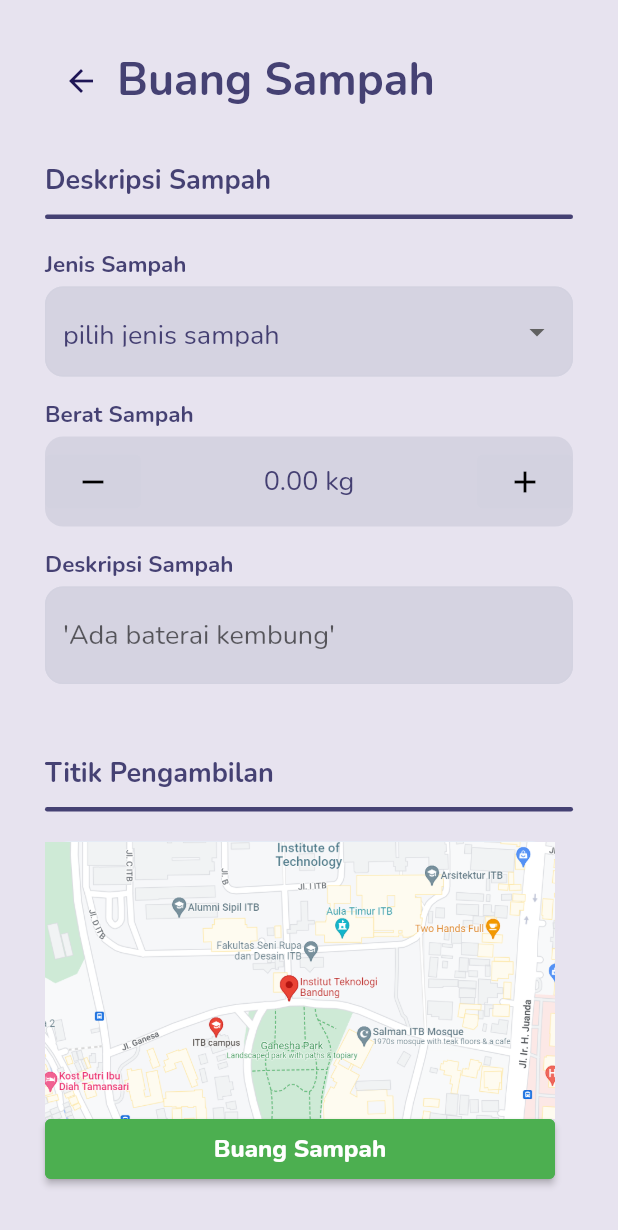
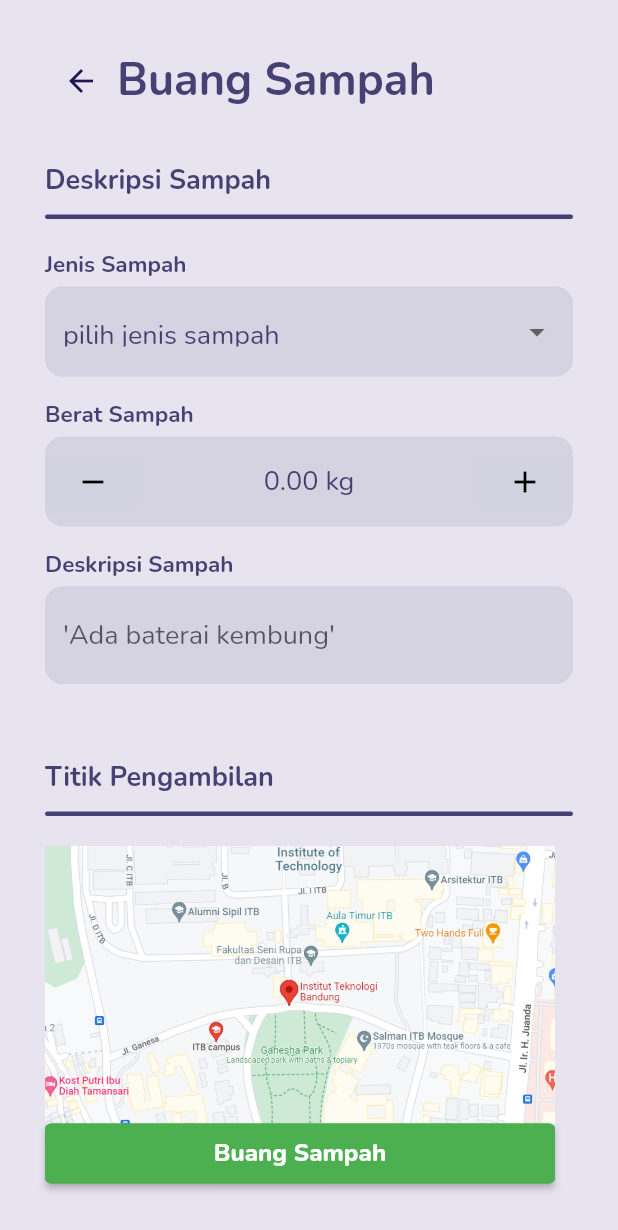
Before and after one commit to arleenchr/Milestone02_K19, a Flutter app: the Home screen opened directly, after a tap on "Buang Sampah", on a phone screen of 412 x 824 dp. Shown: the top 1230 px of the screen. Run offline on Flutter 3.47's test engine with Material 2 defaults, Android fonts, the phone set to English and light mode, and no system bars; our stand-ins replace flutter_svg, google_fonts; missing offline and left inert: flutter_tawk.

Commit message:
update home,klasifikasi,buang,signup
menambah fitur hubungipetugas pada home.dart

```diff
--- a/src/zerotronics_application/lib/buangSampah.dart
+++ b/src/zerotronics_application/lib/buangSampah.dart
@@ -337,7 +337,7 @@ class _DescriptionState extends State<Description> {
   Widget build(BuildContext context) {
     return Container(
       margin: EdgeInsets.fromLTRB(0, 5, 0, 50),
-      height: 62,
+      height: 65,
       child: Column(
         mainAxisAlignment: MainAxisAlignment.spaceAround,
         children: [
--- a/src/zerotronics_application/lib/home.dart
+++ b/src/zerotronics_application/lib/home.dart
@@ -4,6 +4,7 @@ import 'package:flutter/cupertino.dart';
 import 'package:flutter/material.dart';
 import 'package:zerotronics_application/bantuan.dart';
 import 'package:zerotronics_application/buangSampah.dart';
+import 'package:zerotronics_application/chat.dart';
 import 'package:zerotronics_application/klasifikasi.dart';
 import 'package:zerotronics_application/priceList.dart';
 import 'package:zerotronics_application/profile.dart';
@@ -26,6 +27,25 @@ class Home extends StatelessWidget {
                   fontSize: 30.0,
                   color: Color.fromARGB(255, 31, 22, 86),
                   fontWeight: FontWeight.w800))),
+      // tombol HubungiPetugas:
+      Positioned(
+          top: 45.0,
+          left: 300.0,
+          child: Container(
+              //color: Colors.green,
+              child: IconButton(
+            icon: Icon(
+              IconData(0xf1c6,
+                  fontFamily: 'MaterialIcons', matchTextDirection: true),
+              color: Color.fromARGB(255, 31, 22, 86),
+            ),
+            onPressed: () {
+              Navigator.push(
+                context,
+                MaterialPageRoute(builder: (context) => HubungiPetugas()),
+              );
+            },
+          ))),
       // profile:
       Positioned(
           top: 125.0,
--- a/src/zerotronics_application/lib/signup.dart
+++ b/src/zerotronics_application/lib/signup.dart
@@ -153,7 +153,7 @@ class _SignUpPageState extends State<SignUpPage> {
       text: TextSpan(
         text: 'Sign Up',
         style: TextStyle(
-            fontFamily: "Nunito",
+            fontFamily: 'Nunito',
             fontSize: 30,
             fontWeight: FontWeight.w700,
             color: Color.fromARGB(255, 31, 22, 86)),
```
Also changed, not shown: src/zerotronics_application/lib/klasifikasi.dart (+8 -5 lines), src/zerotronics_application/pubspec.yaml (+10 -9 lines).
